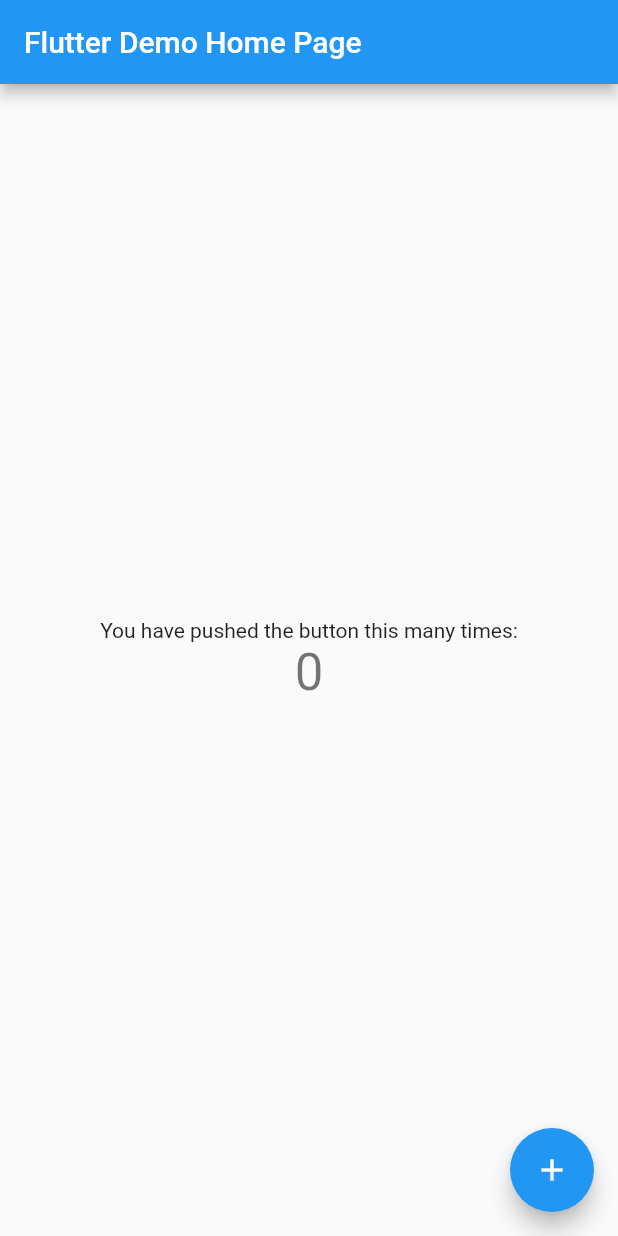
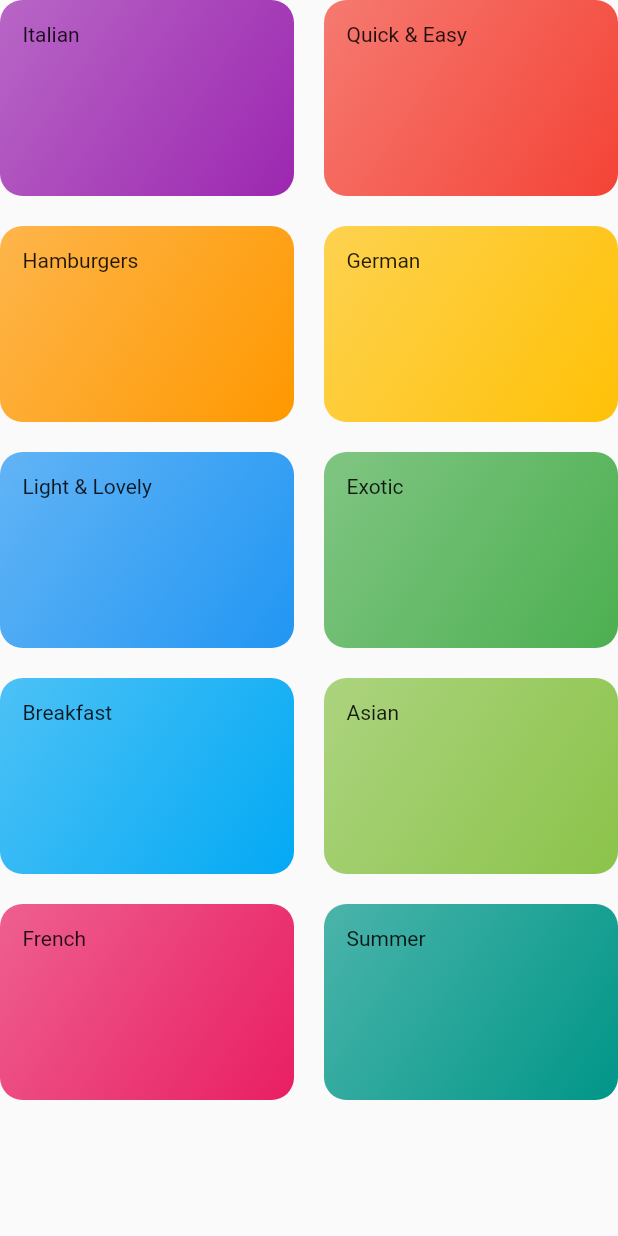
Before and after one commit to gm1357/dev_meals, a Flutter app: the screen it shows after launch, on a phone screen of 412 x 824 dp. Run offline on Flutter 3.47's test engine with Material 2 defaults, Android fonts, the phone set to English and light mode, and no system bars.

Commit message:
Implementado tela de categorias

```diff
--- /dev/null
+++ b/lib/categories_screen.dart
@@ -0,0 +1,23 @@
+import 'package:dev_meals/category_item.dart';
+import 'package:flutter/material.dart';
+
+import './dummy-data.dart';
+
+class CategoriesScreen extends StatelessWidget {
+  @override
+  Widget build(BuildContext context) {
+    return Scaffold(
+      body: GridView(
+        children: DUMMY_CATEGORIES
+            .map((category) => CategoryItem(category.title, category.color))
+            .toList(),
+        gridDelegate: SliverGridDelegateWithMaxCrossAxisExtent(
+          maxCrossAxisExtent: 200,
+          childAspectRatio: 3 / 2,
+          crossAxisSpacing: 20,
+          mainAxisSpacing: 20,
+        ),
+      ),
+    );
+  }
+}
--- /dev/null
+++ b/lib/category_item.dart
@@ -0,0 +1,27 @@
+import 'package:flutter/material.dart';
+
+class CategoryItem extends StatelessWidget {
+  final String title;
+  final Color color;
+
+  const CategoryItem(this.title, this.color);
+
+  @override
+  Widget build(BuildContext context) {
+    return Container(
+      padding: const EdgeInsets.all(15),
+      child: Text(title),
+      decoration: BoxDecoration(
+        gradient: LinearGradient(
+          colors: [
+            color.withOpacity(0.7),
+            color,
+          ],
+          begin: Alignment.topLeft,
+          end: Alignment.bottomRight,
+        ),
+        borderRadius: BorderRadius.circular(15),
+      ),
+    );
+  }
+}
--- /dev/null
+++ b/lib/dummy-data.dart
@@ -0,0 +1,56 @@
+import 'package:flutter/material.dart';
+
+import './models/category.dart';
+
+const DUMMY_CATEGORIES = const [
+  Category(
+    id: 'c1',
+    title: 'Italian',
+    color: Colors.purple,
+  ),
+  Category(
+    id: 'c2',
+    title: 'Quick & Easy',
+    color: Colors.red,
+  ),
+  Category(
+    id: 'c3',
+    title: 'Hamburgers',
+    color: Colors.orange,
+  ),
+  Category(
+    id: 'c4',
+    title: 'German',
+    color: Colors.amber,
+  ),
+  Category(
+    id: 'c5',
+    title: 'Light & Lovely',
+    color: Colors.blue,
+  ),
+  Category(
+    id: 'c6',
+    title: 'Exotic',
+    color: Colors.green,
+  ),
+  Category(
+    id: 'c7',
+    title: 'Breakfast',
+    color: Colors.lightBlue,
+  ),
+  Category(
+    id: 'c8',
+    title: 'Asian',
+    color: Colors.lightGreen,
+  ),
+  Category(
+    id: 'c9',
+    title: 'French',
+    color: Colors.pink,
+  ),
+  Category(
+    id: 'c10',
+    title: 'Summer',
+    color: Colors.teal,
+  ),
+];
--- a/lib/main.dart
+++ b/lib/main.dart
@@ -1,111 +1,17 @@
+import 'package:dev_meals/categories_screen.dart';
 import 'package:flutter/material.dart';
 
 void main() => runApp(MyApp());
 
 class MyApp extends StatelessWidget {
-  // This widget is the root of your application.
   @override
   Widget build(BuildContext context) {
     return MaterialApp(
-      title: 'Flutter Demo',
+      title: 'DevMeals',
       theme: ThemeData(
-        // This is the theme of your application.
-        //
-        // Try running your application with "flutter run". You'll see the
-        // application has a blue toolbar. Then, without quitting the app, try
-        // changing the primarySwatch below to Colors.green and then invoke
-        // "hot reload" (press "r" in the console where you ran "flutter run",
-        // or simply save your changes to "hot reload" in a Flutter IDE).
-        // Notice that the counter didn't reset back to zero; the application
-        // is not restarted.
         primarySwatch: Colors.blue,
       ),
-      home: MyHomePage(title: 'Flutter Demo Home Page'),
+      home: CategoriesScreen(),
     );
   }
 }
-
-class MyHomePage extends StatefulWidget {
-  MyHomePage({Key key, this.title}) : super(key: key);
-
-  // This widget is the home page of your application. It is stateful, meaning
-  // that it has a State object (defined below) that contains fields that affect
-  // how it looks.
-
-  // This class is the configuration for the state. It holds the values (in this
-  // case the title) provided by the parent (in this case the App widget) and
-  // used by the build method of the State. Fields in a Widget subclass are
-  // always marked "final".
-
-  final String title;
-
-  @override
-  _MyHomePageState createState() => _MyHomePageState();
-}
-
-class _MyHomePageState extends State<MyHomePage> {
-  int _counter = 0;
-
-  void _incrementCounter() {
-    setState(() {
-      // This call to setState tells the Flutter framework that something has
-      // changed in this State, which causes it to rerun the build method below
-      // so that the display can reflect the updated values. If we changed
-      // _counter without calling setState(), then the build method would not be
-      // called again, and so nothing would appear to happen.
-      _counter++;
-    });
-  }
-
-  @override
-  Widget build(BuildContext context) {
-    // This method is rerun every time setState is called, for instance as done
-    // by the _incrementCounter method above.
-    //
-    // The Flutter framework has been optimized to make rerunning build methods
-    // fast, so that you can just rebuild anything that needs updating rather
-    // than having to individually change instances of widgets.
-    return Scaffold(
-      appBar: AppBar(
-        // Here we take the value from the MyHomePage object that was created by
-        // the App.build method, and use it to set our appbar title.
-        title: Text(widget.title),
-      ),
-      body: Center(
-        // Center is a layout widget. It takes a single child and positions it
-        // in the middle of the parent.
-        child: Column(
-          // Column is also a layout widget. It takes a list of children and
-          // arranges them vertically. By default, it sizes itself to fit its
-          // children horizontally, and tries to be as tall as its parent.
-          //
-          // Invoke "debug painting" (press "p" in the console, choose the
-          // "Toggle Debug Paint" action from the Flutter Inspector in Android
-          // Studio, or the "Toggle Debug Paint" command in Visual Studio Code)
-          // to see the wireframe for each widget.
-          //
-          // Column has various properties to control how it sizes itself and
-          // how it positions its children. Here we use mainAxisAlignment to
-          // center the children vertically; the main axis here is the vertical
-          // axis because Columns are vertical (the cross axis would be
-          // horizontal).
-          mainAxisAlignment: MainAxisAlignment.center,
-          children: <Widget>[
-            Text(
-              'You have pushed the button this many times:',
-            ),
-            Text(
-              '$_counter',
-              style: Theme.of(context).textTheme.display1,
-            ),
-          ],
-        ),
-      ),
-      floatingActionButton: FloatingActionButton(
-        onPressed: _incrementCounter,
-        tooltip: 'Increment',
-        child: Icon(Icons.add),
-      ), // This trailing comma makes auto-formatting nicer for build methods.
-    );
-  }
-}
--- /dev/null
+++ b/lib/models/category.dart
@@ -0,0 +1,14 @@
+import 'package:flutter/cupertino.dart';
+import 'package:flutter/material.dart';
+
+class Category {
+  final String id;
+  final String title;
+  final Color color;
+
+  const Category({
+    @required this.id,
+    @required this.title,
+    this.color = Colors.orange,
+  });
+}
```
